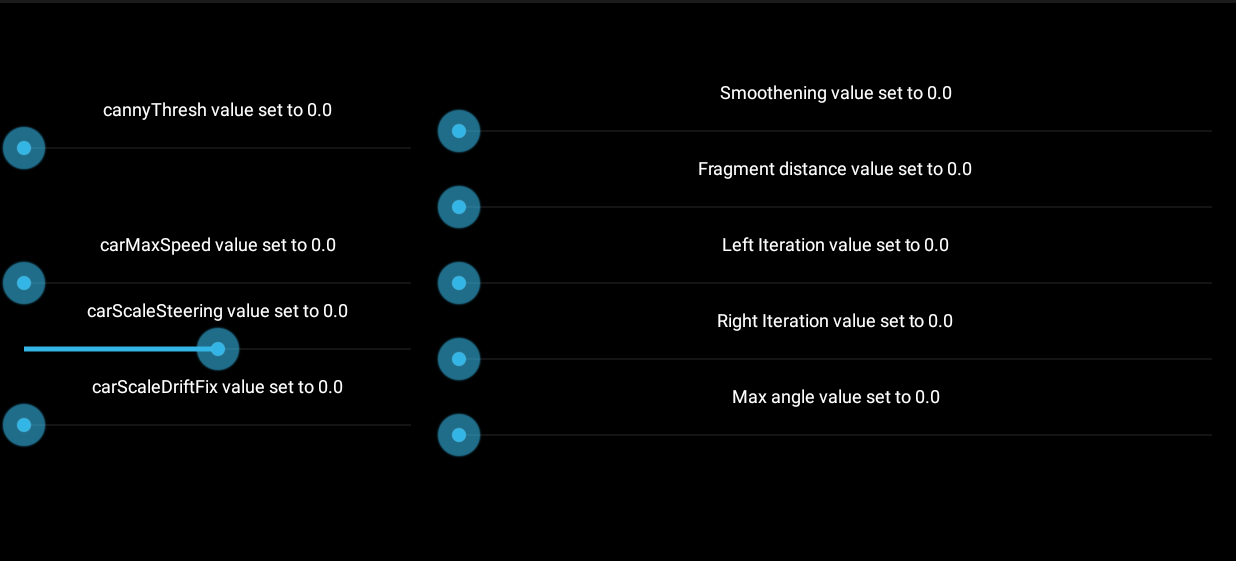
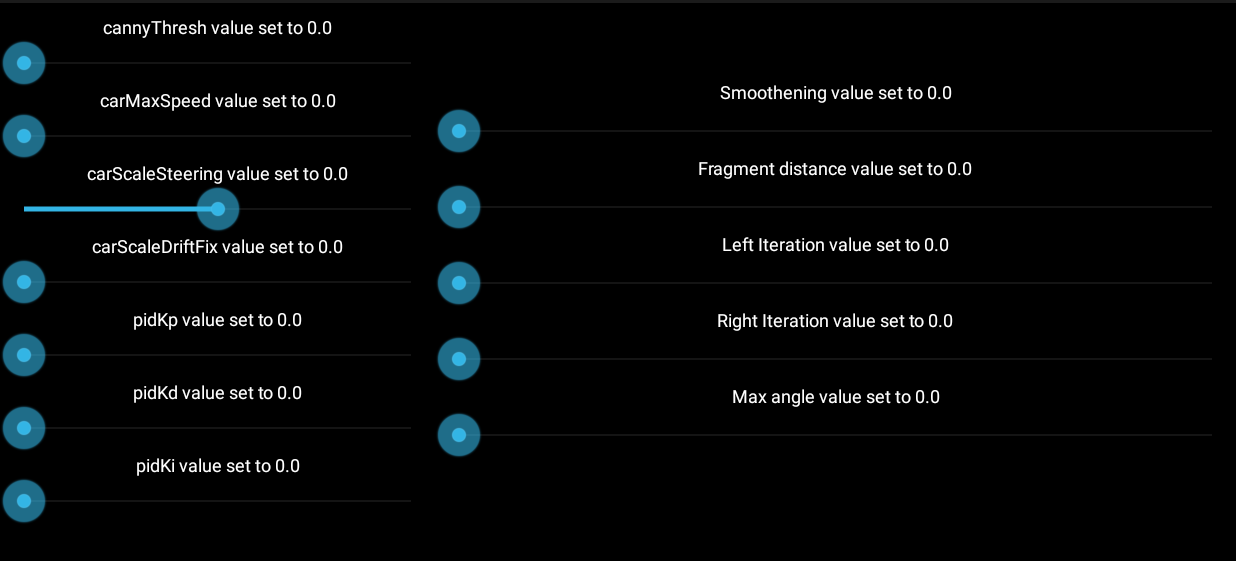
Before and after one commit to sesstigit/Android-Car-duino, an Android app: the AdvSettingsActivity screen opened directly, with no data from a screen before it, on a phone screen of 824 x 412 dp (held sideways), the part 57-618 px from its top. Run offline under Robolectric (Android 15) with nearby library versions, the phone set to English and light mode, and no system bars.

Commit message:
adding PID parameters to Advanced Settings in GUI, and debugging their use

```diff
--- a/app/src/main/java/pegasus/bluetootharduino/AdvSettingsActivity.java
+++ b/app/src/main/java/pegasus/bluetootharduino/AdvSettingsActivity.java
@@ -30,7 +30,7 @@ import android.util.Log;
 //! This class handles the advanced settings GUI screen.  It changes Autodrive settings to configure the car for different driving conditions.
 public class AdvSettingsActivity extends Activity implements SeekBar.OnSeekBarChangeListener, GestureDetector.OnGestureListener {
 
-    SeekBar cannyThresh, carMaxSpeed, carScaleSteering, carScaleDriftFix, smoothening, fragment, leftIteration, rightIteration, angle;
+    SeekBar cannyThresh, carMaxSpeed, carScaleSteering, carScaleDriftFix, pidKp, pidKd, pidKi, smoothening, fragment, leftIteration, rightIteration, angle;
     GestureDetector detector;
     SharedPreferences shared;
     float progressValue;
@@ -68,6 +68,25 @@ public class AdvSettingsActivity extends Activity implements SeekBar.OnSeekBarCh
         carScaleDriftFix.setOnSeekBarChangeListener(this);
         ((TextView)findViewById(R.id.progress9)).setText("carScaleDriftFix value set to " + shared.getFloat("carScaleDriftFix", progressValue));
         carScaleDriftFix.setProgress((int) (shared.getFloat("carScaleDriftFix", progressValue) * 10 ));
+
+        pidKp = (SeekBar)findViewById(R.id.pidKp);
+        pidKp.setMax(400);  //want range 0.1 to 0.0001 float
+        pidKp.setOnSeekBarChangeListener(this);
+        ((TextView)findViewById(R.id.progress10)).setText("pidKp value set to " + shared.getFloat("pidKp", progressValue));
+        //pidKp.setProgress((int) (1.0 / (0.1 - shared.getFloat("pidKp", progressValue))));  //x = 1/(0.1 - f(x)) for x in range 10 to 10000 (but linear scale is difficult to enter)
+        pidKp.setProgress((int) (0.1001 - Math.pow(10,(-shared.getFloat("pidKp", progressValue)/100))));  //f(x) = 0.1001 - 10^(-x/100) for x in range 100 to 400 (log scale)
+
+        pidKd = (SeekBar)findViewById(R.id.pidKd);
+        pidKd.setMax(1000);  //want 0.1 to 0.0001 float
+        pidKd.setOnSeekBarChangeListener(this);
+        ((TextView)findViewById(R.id.progress11)).setText("pidKd value set to " + shared.getFloat("pidKd", progressValue));
+        pidKd.setProgress((int) (shared.getFloat("pidKd", progressValue) * 1000 ));
+
+        pidKi = (SeekBar)findViewById(R.id.pidKi);
+        pidKi.setMax(1000);  //want 0.1 to 0.0001 float
+        pidKi.setOnSeekBarChangeListener(this);
+        ((TextView)findViewById(R.id.progress12)).setText("pidKi value set to " + shared.getFloat("pidKi", progressValue));
+        pidKi.setProgress((int) (shared.getFloat("pidKi", progressValue) * 1000 ));
 
         smoothening = (SeekBar)findViewById(R.id.smoothening);
         smoothening.setMax(8); // values 0-8
@@ -150,6 +169,45 @@ public class AdvSettingsActivity extends Activity implements SeekBar.OnSeekBarCh
                     sharedEditor.apply();
                     Autodrive.setCarScaleDriftFix(progressValue);
                     Log.i("setCarScaleDriftFix:", "value=" + progressValue);
+                }
+                break;
+            case R.id.pidKp:
+                if(fromUser) {
+                    //make min value 10
+                    if(progress < 10) {
+                        progress = 10;
+                        pidKp.setProgress(progress);
+                    }
+                    //progressValue = (float) (-Math.log10(progress+1));  //formula is ((log(y) - minlog)*(max - min)/(maxlog - minlog)) + min
+                    progressValue = (float) (0.1 - 1.0/(float)progress);
+                    ((TextView)findViewById(R.id.progress10)).setText("pidKp value set to " + progressValue);
+                    SharedPreferences.Editor sharedEditor = shared.edit();
+                    sharedEditor.putFloat("pidKp", progressValue);
+                    sharedEditor.apply();
+                    Autodrive.setPidKp(progressValue);
+                    Log.i("setPidKp:", "value=" + progressValue);
+                }
+                break;
+            case R.id.pidKd:
+                if(fromUser) {
+                    progressValue = (float) (progress / 1000.0);
+                    ((TextView)findViewById(R.id.progress11)).setText("pidKd value set to " + progressValue);
+                    SharedPreferences.Editor sharedEditor = shared.edit();
+                    sharedEditor.putFloat("pidKd", progressValue);
+                    sharedEditor.apply();
+                    Autodrive.setPidKd(progressValue);
+                    Log.i("setPidKd:", "value=" + progressValue);
+                }
+                break;
+            case R.id.pidKi:
+                if(fromUser) {
+                    progressValue = (float) (progress / 1000.0);
+                    ((TextView)findViewById(R.id.progress12)).setText("pidKi value set to " + progressValue);
+                    SharedPreferences.Editor sharedEditor = shared.edit();
+                    sharedEditor.putFloat("pidKi", progressValue);
+                    sharedEditor.apply();
+                    Autodrive.setPidKi(progressValue);
+                    Log.i("setPidKi:", "value=" + progressValue);
                 }
                 break;
             case R.id.smoothening:
--- a/app/src/main/java/pegasus/bluetootharduino/Autodrive.java
+++ b/app/src/main/java/pegasus/bluetootharduino/Autodrive.java
@@ -170,4 +170,10 @@ public class Autodrive
 
     public static native void setCarScaleDriftFix(float value);
 
+    //PID controller parameters: Kp, Kd and Ki
+    public static native void setPidKp(float value);
+
+    public static native void setPidKd(float value);
+
+    public static native void setPidKi(float value);
 }
--- a/app/src/main/res/layout/advanced_settings.xml
+++ b/app/src/main/res/layout/advanced_settings.xml
@@ -7,7 +7,7 @@
 
     <RelativeLayout
         android:layout_width="290dp"
-        android:layout_height="321dp"
+        android:layout_height="400dp"
         android:layout_gravity="center_vertical">
 
         <TextView
@@ -27,11 +27,11 @@
             android:layout_height="wrap_content"
             android:id="@+id/cannyThresh"
             android:indeterminate="false"
-            android:paddingTop="2dp"
+            android:paddingTop="0dp"
             android:layout_above="@+id/progress2"
             android:layout_alignParentLeft="true"
             android:layout_alignParentStart="true"
-            android:layout_marginBottom="39dp" />
+        />
 
         <TextView
             android:id="@+id/progress2"
@@ -46,13 +46,16 @@
             android:textSize="12sp" />
 
         <SeekBar
-            android:id="@+id/carMaxSpeed"
             android:layout_width="match_parent"
             android:layout_height="wrap_content"
+            android:id="@+id/carMaxSpeed"
+            android:textColor="@color/white"
+            android:indeterminate="false"
+            android:paddingTop="0dp"
+            android:layout_above="@+id/progress3"
+            android:layout_alignParentLeft="true"
             android:layout_alignParentStart="true"
-            android:layout_centerVertical="true"
-            android:indeterminate="false"
-            android:paddingTop="2dp" />
+        />
 
         <TextView
             android:id="@+id/progress3"
@@ -72,7 +75,7 @@
             android:id="@+id/carScaleSteering"
             android:textColor="@color/white"
             android:indeterminate="false"
-            android:paddingTop="2dp"
+            android:paddingTop="0dp"
             android:layout_above="@+id/progress9"
             android:layout_alignParentLeft="true"
             android:layout_alignParentStart="true"
@@ -95,11 +98,72 @@
             android:layout_height="wrap_content"
             android:id="@+id/carScaleDriftFix"
             android:indeterminate="false"
-            android:paddingTop="2dp"
-            android:layout_alignParentBottom="true"
+            android:paddingTop="0dp"
+            android:layout_centerVertical="true"
             android:layout_alignParentLeft="true"
             android:layout_alignParentStart="true"
-            android:layout_marginBottom="49dp" />
+        />
+
+        <TextView
+            android:id="@+id/progress10"
+            android:layout_width="match_parent"
+            android:layout_height="wrap_content"
+            android:layout_below="@+id/carScaleDriftFix"
+            android:layout_alignParentStart="true"
+            android:gravity="center"
+            android:text="PID Kp"
+            android:textColor="@color/white"
+            android:textSize="12sp" />
+
+        <SeekBar
+            android:id="@+id/pidKp"
+            android:layout_width="match_parent"
+            android:layout_height="wrap_content"
+            android:layout_below="@+id/progress10"
+            android:layout_alignParentStart="true"
+            android:indeterminate="false"
+            android:paddingTop="0dp" />
+
+        <TextView
+            android:id="@+id/progress11"
+            android:layout_width="match_parent"
+            android:layout_height="wrap_content"
+            android:layout_below="@+id/pidKp"
+            android:layout_alignParentLeft="true"
+            android:layout_alignParentStart="true"
+            android:gravity="center"
+            android:text="PID Kd"
+            android:textColor="@color/white"
+            android:textSize="12sp" />
+
+        <SeekBar
+            android:id="@+id/pidKd"
+            android:layout_width="match_parent"
+            android:layout_height="wrap_content"
+            android:indeterminate="false"
+            android:paddingTop="0dp"
+            android:layout_below="@+id/progress11"
+            android:layout_alignParentStart="true" />
+
+        <TextView
+            android:id="@+id/progress12"
+            android:layout_width="match_parent"
+            android:layout_height="wrap_content"
+            android:layout_below="@+id/pidKd"
+            android:layout_alignParentStart="true"
+            android:gravity="center"
+            android:text="PID Ki"
+            android:textColor="@color/white"
+            android:textSize="12sp" />
+
+        <SeekBar
+            android:id="@+id/pidKi"
+            android:layout_width="match_parent"
+            android:layout_height="wrap_content"
+            android:layout_alignParentStart="true"
+            android:layout_marginBottom="20dp"
+            android:indeterminate="false"
+            android:layout_below="@+id/progress12" />
 
     </RelativeLayout>
 
```
Also changed, not shown: 4 other files.
